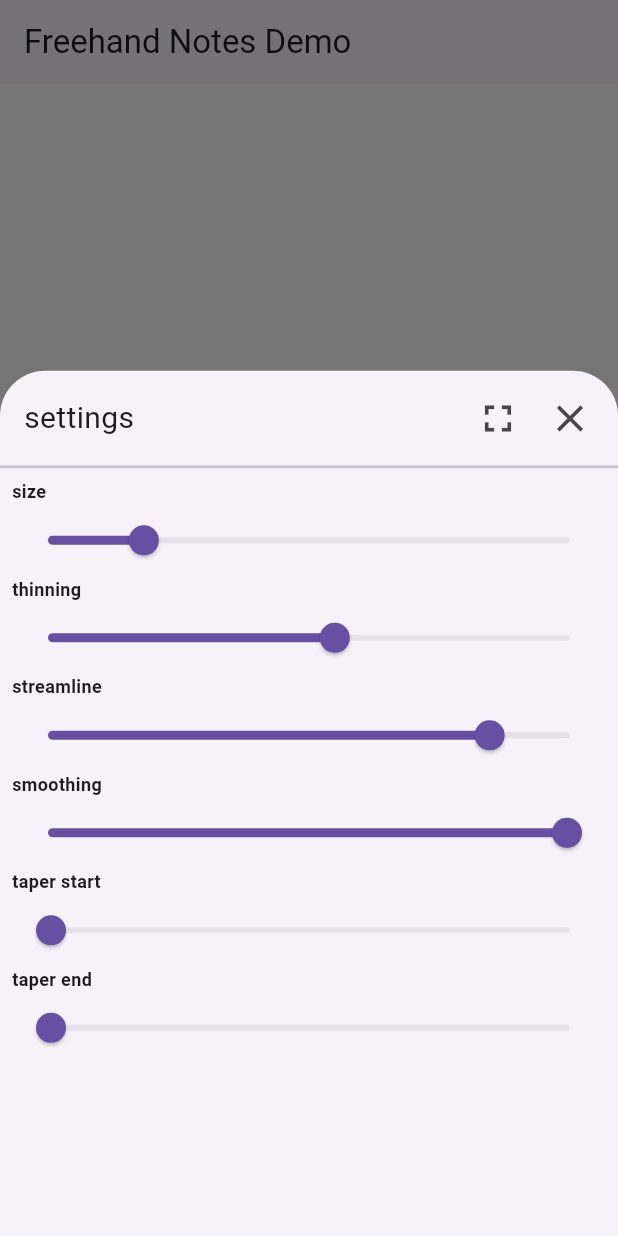
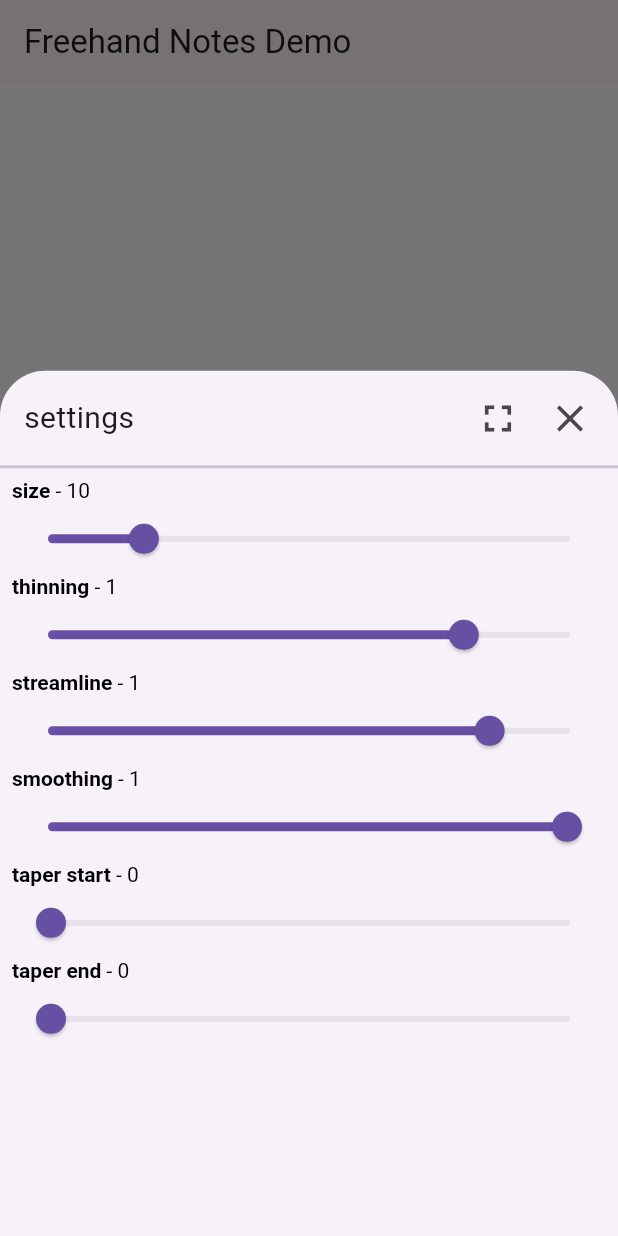
Before and after one commit to FurryProtogen/freehandnotes, a Flutter app: the screen it shows after launch, after a tap on the "edit" icon, on a phone screen of 412 x 824 dp. Run offline on Flutter 3.47's test engine with Material 2 defaults, Android fonts, the phone set to English and light mode, and no system bars; missing offline and left inert: perfect_freehand.

Commit message:
minor code improvements
- added some reusable widgets in stroke_options.dart
- changed some values
- minor improvement to two finger handling by replacing onPan functions with onScale in drawing_page.dart

```diff
--- a/lib/src/drawing_page.dart
+++ b/lib/src/drawing_page.dart
@@ -28,36 +28,34 @@ class _DrawingPageState extends State<DrawingPage> {
     });
   }*/
 
-  void onPanStart(DragStartDetails details) {
+  void onScaleStart(ScaleStartDetails details) {
     final box = context.findRenderObject() as RenderBox;
-    final offset = box.globalToLocal(details.globalPosition);
+    final offset = box.globalToLocal(details.focalPoint);
     final point = Point(offset.dx, offset.dy);
     final points = [point];
     line = Stroke(points);
     currentLineStreamController.add(line!);
   }
 
-  void onPanUpdate(DragUpdateDetails details) {
+  void onScaleUpdate(ScaleUpdateDetails details) {
     final box = context.findRenderObject() as RenderBox;
-    final offset = box.globalToLocal(details.globalPosition);
+    final offset = box.globalToLocal(details.focalPoint);
     final point = Point(offset.dx, offset.dy);
     final points = [...line!.points, point];
     line = Stroke(points);
     currentLineStreamController.add(line!);
   }
 
-  void onPanEnd(DragEndDetails details) {
+  void onScaleEnd(ScaleEndDetails details) {
     lines = List.from(lines)..add(line!);
     linesStreamController.add(lines);
   }
 
   Widget buildCurrentPath(BuildContext context) {
-    final settingsProvider = Provider.of<StrokeOptions>(context);
-
     return GestureDetector(
-      onPanStart: onPanStart,
-      onPanUpdate: onPanUpdate,
-      onPanEnd: onPanEnd,
+      onScaleStart: onScaleStart,
+      onScaleUpdate: onScaleUpdate,
+      onScaleEnd: onScaleEnd,
       child: RepaintBoundary(
         child: SizedBox(
             width: MediaQuery.of(context).size.width,
@@ -68,7 +66,7 @@ class _DrawingPageState extends State<DrawingPage> {
                   return CustomPaint(
                     painter: Sketcher(
                       lines: line == null ? [] : [line!],
-                      options: settingsProvider,
+                      options: Provider.of<StrokeOptions>(context),
                     ),
                   );
                 })),
@@ -77,8 +75,6 @@ class _DrawingPageState extends State<DrawingPage> {
   }
 
   Widget buildAllPaths(BuildContext context) {
-    final settingsProvider = Provider.of<StrokeOptions>(context);
-
     return RepaintBoundary(
       child: SizedBox(
         width: MediaQuery.of(context).size.width,
@@ -89,7 +85,7 @@ class _DrawingPageState extends State<DrawingPage> {
             return CustomPaint(
               painter: Sketcher(
                 lines: lines,
-                options: settingsProvider,
+                options: Provider.of<StrokeOptions>(context),
               ),
             );
           },
--- a/lib/src/freehandnotespage.dart
+++ b/lib/src/freehandnotespage.dart
@@ -9,6 +9,7 @@ class FreehandNotesPage extends StatelessWidget {
     return const Scaffold(
       body: FreehandNotes(),
       floatingActionButton: FreehandNotesOptionsFAB(),
+      floatingActionButtonLocation: FloatingActionButtonLocation.centerFloat,
     );
   }
 }
--- a/lib/src/freehandnoteswidgets.dart
+++ b/lib/src/freehandnoteswidgets.dart
@@ -42,7 +42,10 @@ class _FreehandNotesOptionsFABState extends State<FreehandNotesOptionsFAB> {
           isScrollControlled: true,
           isDismissible: true,
           enableDrag: true,
-
+          constraints: const BoxConstraints(
+            maxWidth: 500,
+            minHeight: 300,
+          ),
           builder: (context) {
             return _BottomSheet(
               strokeOptionsSliders: StrokeOptionsSliders(
@@ -56,10 +59,6 @@ class _FreehandNotesOptionsFABState extends State<FreehandNotesOptionsFAB> {
               stringSettings: widget.stringSettings,
             );
           },
-          constraints: const BoxConstraints(
-            maxWidth: 500,
-            minHeight: 300,
-          ),
         );
       },
       child: Icon(Icons.edit, color: widget.iconColor,),
--- a/lib/src/stroke_options.dart
+++ b/lib/src/stroke_options.dart
@@ -24,11 +24,9 @@ class _StrokeOptionsSlidersState extends State<StrokeOptionsSliders> {
       radius: const Radius.circular(30),
       child: ListView(
         children: [
-          Text(
-            widget.stringSize ?? 'size',
-            textAlign: TextAlign.start,
-            overflow: TextOverflow.ellipsis,
-            style: const TextStyle(fontWeight: FontWeight.bold, fontSize: 12),
+          _MenuSettingText(
+            title: widget.stringSize ?? 'size',
+            value: settingsProvider.size.round().toString(),
           ),
           Slider(
               value: settingsProvider.size,
@@ -41,11 +39,9 @@ class _StrokeOptionsSlidersState extends State<StrokeOptionsSliders> {
                   settingsProvider.size = value;
                 })
               }),
-          Text(
-            widget.stringThinning ?? 'thinning',
-            textAlign: TextAlign.start,
-            overflow: TextOverflow.ellipsis,
-            style: const TextStyle(fontWeight: FontWeight.bold, fontSize: 12),
+          _MenuSettingText(
+            title: widget.stringThinning ?? 'thinning',
+            value: settingsProvider.thinning.round().toString(),
           ),
           Slider(
               value: settingsProvider.thinning,
@@ -58,15 +54,11 @@ class _StrokeOptionsSlidersState extends State<StrokeOptionsSliders> {
                   settingsProvider.thinning = value;
                 })
               }),
-          Text(
-            widget.stringStreamline ?? 'streamline',
-            textAlign: TextAlign.start,
-            overflow: TextOverflow.ellipsis,
-            style: const TextStyle(fontWeight: FontWeight.bold, fontSize: 12),
+          _MenuSettingText(
+            title: widget.stringStreamline ?? 'streamline',
+            value: settingsProvider.streamline.round().toString(),
           ),
-          StatefulBuilder(
-            builder: (context, setState) {
-              return Slider(
+          Slider(
               value: settingsProvider.streamline,
               min: 0,
               max: 1,
@@ -76,18 +68,12 @@ class _StrokeOptionsSlidersState extends State<StrokeOptionsSliders> {
                 setState(() {
                   settingsProvider.streamline = value;
                 })
-                  });
-            },
+              }),
+          _MenuSettingText(
+            title: widget.stringSmoothing ?? 'smoothing',
+            value: settingsProvider.smoothing.round().toString(),
           ),
-          Text(
-            widget.stringSmoothing ?? 'smoothing',
-            textAlign: TextAlign.start,
-            overflow: TextOverflow.ellipsis,
-            style: const TextStyle(fontWeight: FontWeight.bold, fontSize: 12),
-          ),
-          StatefulBuilder(
-            builder: (context, setState) {
-              return Slider(
+          Slider(
               value: settingsProvider.smoothing,
               min: 0,
               max: 1,
@@ -97,18 +83,12 @@ class _StrokeOptionsSlidersState extends State<StrokeOptionsSliders> {
                 setState(() {
                   settingsProvider.smoothing = value;
                 })
-                  });
-            },
+              }),
+          _MenuSettingText(
+            title: widget.stringTaperStart ?? 'taper start',
+            value: settingsProvider.taperStart.round().toString(),
           ),
-          Text(
-            widget.stringTaperStart ?? 'taper start',
-            textAlign: TextAlign.start,
-            overflow: TextOverflow.ellipsis,
-            style: const TextStyle(fontWeight: FontWeight.bold, fontSize: 12),
-          ),
-          StatefulBuilder(
-            builder: (context, setState) {
-              return Slider(
+          Slider(
               value: settingsProvider.taperStart,
               min: 0,
               max: 100,
@@ -118,18 +98,12 @@ class _StrokeOptionsSlidersState extends State<StrokeOptionsSliders> {
                 setState(() {
                   settingsProvider.taperStart = value;
                 })
-                  });
-            },
+              }),
+          _MenuSettingText(
+            title: widget.stringTaperEnd ?? 'taper end',
+            value: settingsProvider.taperEnd.round().toString(),
           ),
-          Text(
-            widget.stringTaperEnd ?? 'taper end',
-            textAlign: TextAlign.start,
-            overflow: TextOverflow.ellipsis,
-            style: const TextStyle(fontWeight: FontWeight.bold, fontSize: 12),
-          ),
-          StatefulBuilder(
-            builder: (context, setState) {
-              return Slider(
+          Slider(
               value: settingsProvider.taperEnd,
               min: 0,
               max: 100,
@@ -139,14 +113,12 @@ class _StrokeOptionsSlidersState extends State<StrokeOptionsSliders> {
                 setState(() {
                   settingsProvider.taperEnd = value;
                 })
-                  });
-            },
-          ),
+              }),
          /* const Text(
             'Clear',
             textAlign: TextAlign.start,
             overflow: TextOverflow.ellipsis,
-            style: TextStyle(fontWeight: FontWeight.bold, fontSize: 12),
+            style: TextStyle(fontWeight: FontWeight.bold, fontSize: 14),
           ),
           GestureDetector(
             // onTap: clear,
@@ -166,97 +138,76 @@ class _StrokeOptionsSlidersState extends State<StrokeOptionsSliders> {
   }
 }
 
+class _MenuSettingText extends StatelessWidget {
+  final String title;
+  final String value;
+  const _MenuSettingText({Key? key, required this.title, required this.value}) : super(key: key);
+
+  @override
+  Widget build(BuildContext context) {
+    return RichText(
+      text: TextSpan(
+        text: title,
+        style: const TextStyle(fontWeight: FontWeight.bold, fontSize: 14, color: Colors.black),
+        children: <TextSpan> [
+          TextSpan(
+            text: ' - $value',
+            style: const TextStyle(fontSize: 14, fontWeight: FontWeight.normal),
+          ),
+        ],
+      ),
+    );
+  }
+}
+
 class StrokeOptions extends ChangeNotifier {
   /// The base size (diameter) of the stroke.
+  double get size => _size;
   double _size = 10;
-  double get size => _size;
+  set size(double value) {_size = value; notifyListeners();}
 
   /// The effect of pressure on the stroke's size.
-  double _thinning = 0.10;
   double get thinning => _thinning;
+  double _thinning = 0.60;
+  set thinning(double value) {_thinning = value; notifyListeners();}
 
   /// Controls the density of points along the stroke's edges.
+  double get smoothing => _smoothing;
   double _smoothing = 1.0;
-  double get smoothing => _smoothing;
+  set smoothing(double value) {_smoothing = value; notifyListeners();}
 
   /// Controls the level of variation allowed in the input points.
+  double get streamline => _streamline;
   double _streamline = 0.85;
-  double get streamline => _streamline;
+  set streamline(double value) {_streamline = value; notifyListeners();}
 
-  // Whether to simulate pressure or use the point's provided pressures.
+  /// Whether to simulate pressure or use the point's provided pressures.
+  bool get simulatePressure => _simulatePressure;
   bool _simulatePressure = true;
-  bool get simulatePressure => _simulatePressure;
+  set simulatePressure(bool value) {_simulatePressure = value; notifyListeners();}
 
-  // The distance to taper the front of the stroke.
+  /// The distance to taper the front of the stroke.
+  double get taperStart => _taperStart;
   double _taperStart = 0.0;
-  double get taperStart => _taperStart;
+  set taperStart(double value) {_taperStart = value; notifyListeners();}
 
-  // The distance to taper the end of the stroke.
+  /// The distance to taper the end of the stroke.
+  double get taperEnd => _taperEnd;
   double _taperEnd = 0.0;
-  double get taperEnd => _taperEnd;
+  set taperEnd(double value) {_taperEnd = value; notifyListeners();}
 
-  // Whether to add a cap to the start of the stroke.
+  /// Whether to add a cap to the start of the stroke.
+  bool get capStart => _capStart;
   bool _capStart = true;
-  bool get capStart => _capStart;
+  set capStart(bool value) {_capStart = value; notifyListeners();}
 
-  // Whether to add a cap to the end of the stroke.
+  /// Whether to add a cap to the end of the stroke.
+  bool get capEnd => _capEnd;
   bool _capEnd = true;
-  bool get capEnd => _capEnd;
+  set capEnd(bool value) {_capEnd = value; notifyListeners();}
 
-  // Whether the line is complete.
+  /// Whether the line is complete.
+  bool get isComplete => _isComplete;
   bool _isComplete = false;
-  bool get isComplete => _isComplete;
-
-
-
-  set size(double value) {
-    _size = value;
-    notifyListeners();
+  set isComplete(bool value) {_isComplete = value; notifyListeners();}
 }
-
-  set thinning(double value) {
-    _thinning = value;
-    notifyListeners();
-  }
-
-  set smoothing(double value) {
-    _smoothing = value;
-    notifyListeners();
-  }
-
-  set streamline(double value) {
-    _streamline = value;
-    notifyListeners();
-  }
-
-  set simulatePressure(bool value) {
-    _simulatePressure = value;
-    notifyListeners();
-  }
-
-  set taperStart(double value) {
-    _taperStart = value;
-    notifyListeners();
-  }
-
-  set taperEnd(double value) {
-    _taperEnd = value;
-    notifyListeners();
-  }
-
-  set capStart(bool value) {
-    _capStart = value;
-    notifyListeners();
-  }
-
-
-  set capEnd(bool value) {
-    _capEnd = value;
-    notifyListeners();
-  }
-
-  set isComplete(bool value) {
-    _isComplete = value;
-    notifyListeners();
-  }
-}
```
Lines whose indentation alone changed are shown as unchanged.
